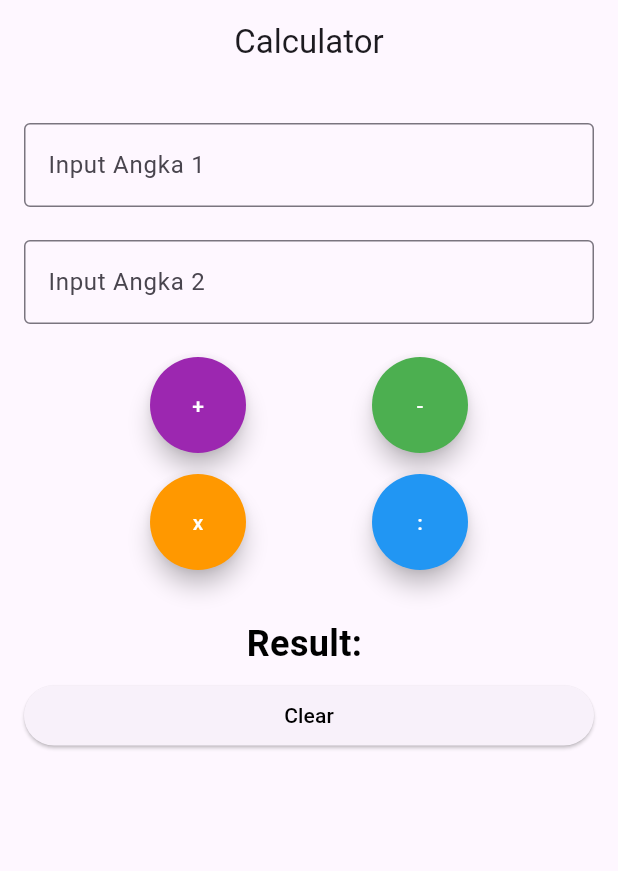
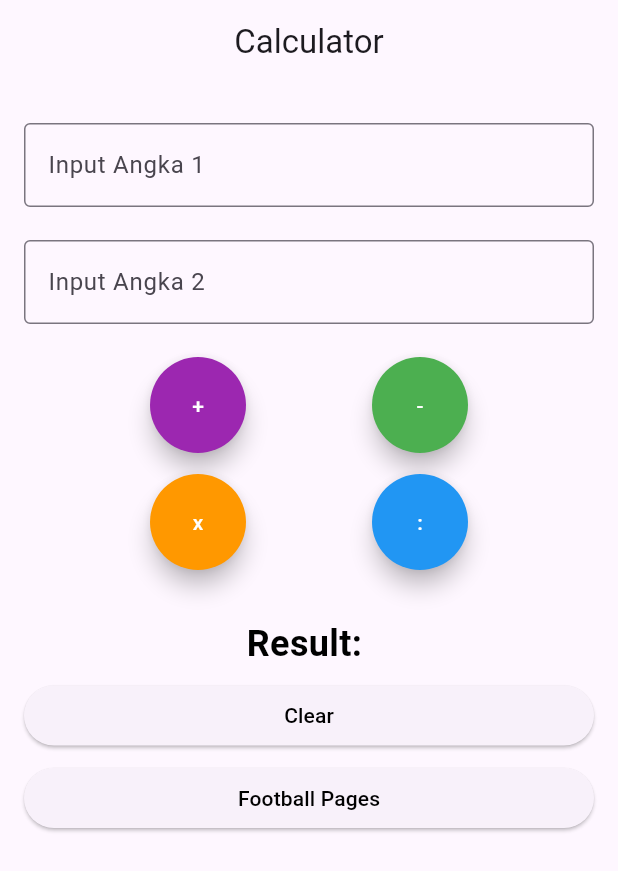
Before and after one commit to Petrusgld/latihan1_11pplg2, a Flutter app: the screen it shows after launch, on a phone screen of 412 x 824 dp. Shown: the top 871 px of the screen. Run offline on Flutter 3.47's test engine with Material 3 defaults, Android fonts, the phone set to English and light mode, and no system bars; our stand-ins replace get.

Commit message:
feat:[EM] footballplayer

```diff
--- a/latihan1_11pplg2/lib/main.dart
+++ b/latihan1_11pplg2/lib/main.dart
@@ -1,7 +1,9 @@
 import 'package:flutter/material.dart';
 import 'package:get/get_navigation/src/root/get_material_app.dart';
 import 'package:latihan1_11pplg2/pages/kalkulator.dart';
-import 'package:latihan1_11pplg2/login_page.dart';
+import 'package:latihan1_11pplg2/pages/login_page.dart';
+import 'package:latihan1_11pplg2/routes/pages.dart';
+import 'package:latihan1_11pplg2/routes/routes.dart';
 //import 'package:latihan1_11pplg2/register_page.dart';
 
 void main() {
@@ -19,7 +21,8 @@ class MyApp extends StatelessWidget {
       theme: ThemeData(
         colorScheme: ColorScheme.fromSeed(seedColor: Colors.deepPurple),
       ),
-      home: CalculatorPage(),
+      initialRoute: AppRoutes.kalkulator,
+      getPages: AppPages.pages,
     );
   }
 }
--- a/latihan1_11pplg2/lib/pages/kalkulator.dart
+++ b/latihan1_11pplg2/lib/pages/kalkulator.dart
@@ -1,9 +1,8 @@
 import 'package:flutter/material.dart';
-import 'package:get/get_core/src/get_main.dart';
-import 'package:get/get_instance/src/extension_instance.dart';
-import 'package:get/get_state_manager/src/rx_flutter/rx_obx_widget.dart';
+import 'package:get/get.dart';
 import 'package:latihan1_11pplg2/components/custom_input_widgets.dart';
 import 'package:latihan1_11pplg2/controllers/calculator_controller.dart';
+import 'package:latihan1_11pplg2/routes/routes.dart';
 
 class CalculatorPage extends StatelessWidget {
   CalculatorPage({super.key});
@@ -104,6 +103,7 @@ class CalculatorPage extends StatelessWidget {
                 ),
               ],
             ),
+
             SizedBox(height: 30),
             Center(
               child: Obx(() {
@@ -132,6 +132,21 @@ class CalculatorPage extends StatelessWidget {
                 style: ButtonStyle(),
               ),
             ),
+
+            Container(
+              margin: EdgeInsets.only(top: 7),
+              width: double.infinity,
+              child: CustomButton(
+                text: "Football Pages",
+                onPressed: () {
+                   Get.toNamed(AppRoutes.footballPlayer);
+                },
+                labelColor: TextStyle(
+                    color: Colors.black
+                  ),
+                style: ButtonStyle(),
+              ),
+            ),
           ],
         ),
       ),
--- a/latihan1_11pplg2/lib/login_page.dart
+++ b/latihan1_11pplg2/lib/pages/login_page.dart
@@ -1,5 +1,5 @@
 import 'package:flutter/material.dart';
-import 'components/custom_input_widgets.dart';
+import '../components/custom_input_widgets.dart';
 import 'register_page.dart';
 
 class LoginPage extends StatefulWidget {
@@ -26,8 +26,6 @@ class _LoginPageState extends State<LoginPage> {
             CustomText(text: "Welcome Back!", size: 23, color: Colors.blue, weight: FontWeight.bold),
 
             CustomText(text: "Please Enter Your Details", size: 13, color: Colors.black, weight: FontWeight.w300),
-
-            //image dari resource
             Center(
               child: Container(
                 margin:EdgeInsets.symmetric(vertical: 10),
@@ -97,8 +95,6 @@ class _LoginPageState extends State<LoginPage> {
                 ),
               ),
             ),
-
-            //Text(statusLogin),
           ],
         ),
       ),
--- a/latihan1_11pplg2/lib/register_page.dart
+++ b/latihan1_11pplg2/lib/pages/register_page.dart
@@ -1,5 +1,5 @@
 import 'package:flutter/material.dart';
-import 'components/custom_input_widgets.dart';
+import '../components/custom_input_widgets.dart';
 
 class RegisterPage extends StatefulWidget {
   const RegisterPage({super.key});
--- /dev/null
+++ b/latihan1_11pplg2/lib/routes/pages.dart
@@ -0,0 +1,15 @@
+import 'package:flutter/material.dart';
+import 'package:get/get.dart';
+import 'package:get/state_manager.dart';
+import 'package:latihan1_11pplg2/pages/edit_player.dart';
+import 'package:latihan1_11pplg2/pages/football_player.dart';
+import 'package:latihan1_11pplg2/pages/kalkulator.dart';
+import 'package:latihan1_11pplg2/routes/routes.dart';
+
+class AppPages {
+  static final pages = [
+    GetPage(name: AppRoutes.kalkulator, page: ()=> CalculatorPage()),
+    GetPage(name: AppRoutes.footballPlayer, page: ()=> FootballPlayer()),
+    GetPage(name: AppRoutes.editPlayer, page: ()=> EditPlayerPage()),
+  ];
+}
--- /dev/null
+++ b/latihan1_11pplg2/lib/routes/routes.dart
@@ -0,0 +1,5 @@
+class AppRoutes{
+  static const String kalkulator= "/calculator";
+  static const String footballPlayer= "/footballpage";
+  static const String editPlayer="/editplayer";
+}
--- a/latihan1_11pplg2/pubspec.yaml
+++ b/latihan1_11pplg2/pubspec.yaml
@@ -63,6 +63,11 @@ flutter:
     # - images/a_dot_burr.jpeg
     # - images/a_dot_ham.jpeg
     - assets/images/images.png
+    - assets/images/Bruno_Fernandes.webp
+    - assets/images/mbeumo.webp
+    - assets/images/Amad.webp
+    - assets/images/sesko.jpeg
+    - assets/images/cunha.jpeg
 
 
   # An image asset can refer to one or more resolution-specific "variants", see
```
Also changed, not shown: latihan1_11pplg2/lib/components/player.dart (added, +13 -0 lines), latihan1_11pplg2/lib/controllers/edit_player.dart (added, +27 -0 lines), latihan1_11pplg2/lib/controllers/football_player_controller.dart (added, +19 -0 lines), latihan1_11pplg2/lib/pages/edit_player.dart (added, +50 -0 lines), latihan1_11pplg2/lib/pages/football_player.dart (added, +35 -0 lines), latihan1_11pplg2/assets/images/Amad.webp (added), latihan1_11pplg2/assets/images/Bruno_Fernandes.webp (added), latihan1_11pplg2/assets/images/cunha.jpeg (added), latihan1_11pplg2/assets/images/mbeumo.webp (added), latihan1_11pplg2/assets/images/sesko.jpeg (added).
